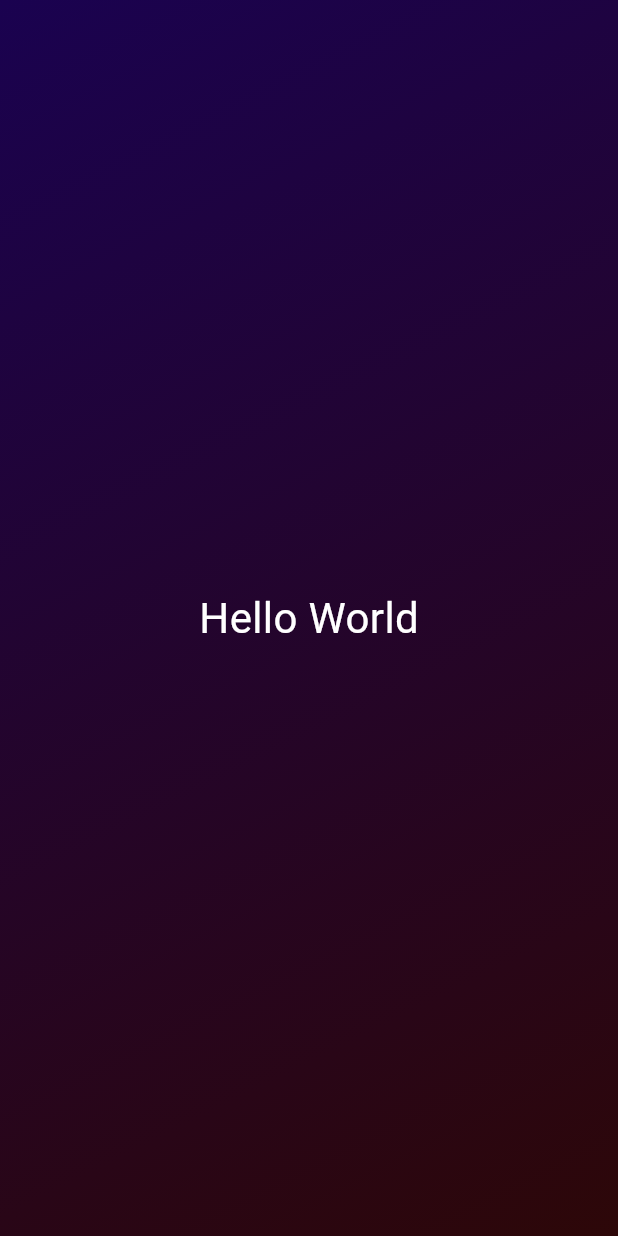
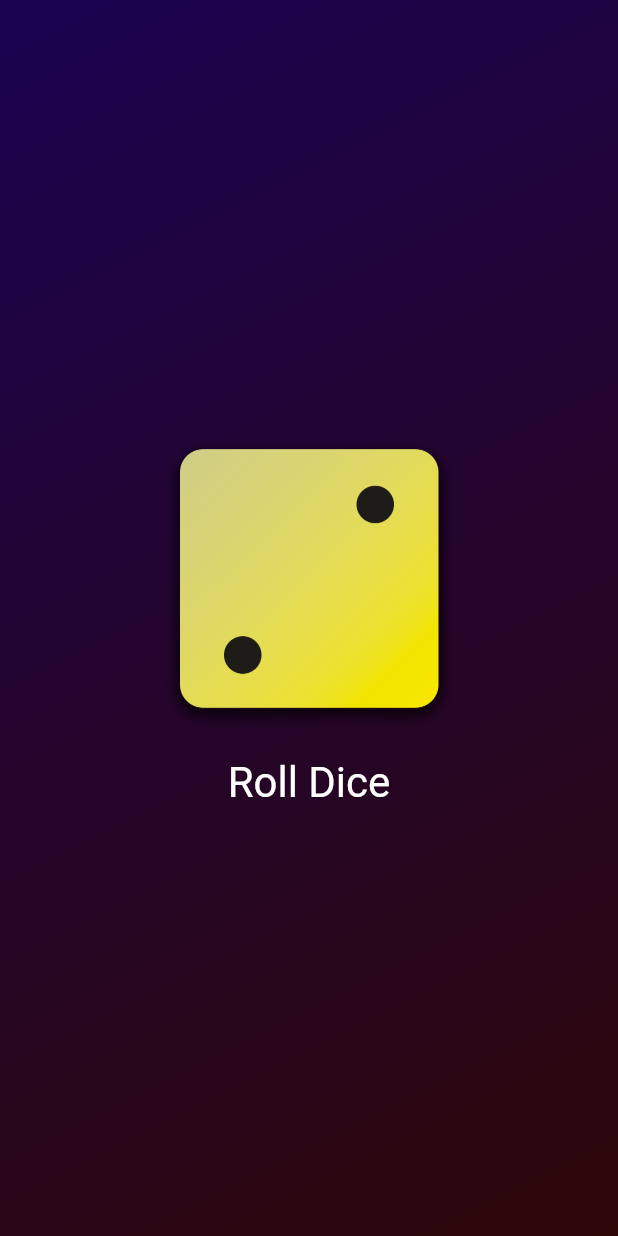
Before and after one commit to chvaldez10/flutter-sandbox, a Flutter app: the screen it shows after launch, on a phone screen of 412 x 824 dp. Run offline on Flutter 3.47's test engine with Material 3 defaults, Android fonts, the phone set to English and light mode, and no system bars.

Commit message:
added dice

```diff
--- a/first_app/lib/gradient_container.dart
+++ b/first_app/lib/gradient_container.dart
@@ -1,27 +1,43 @@
 import "package:flutter/material.dart";
-import "package:first_app/styled_text.dart";
 
 const startAlignment = Alignment.topLeft;
 const stopAlignment = Alignment.bottomRight;
 
 class GradientContainer extends StatelessWidget {
-  const GradientContainer({super.key});
+  const GradientContainer(this.colors, {super.key});
+  final List<Color> colors;
+
+  void rollDice() {}
 
   @override
   Widget build(context) {
     return Container(
-      decoration: const BoxDecoration(
+      decoration: BoxDecoration(
         gradient: LinearGradient(
-          colors: [
-            Color.fromARGB(255, 26, 2, 80),
-            Color.fromARGB(255, 45, 7, 8)
-          ],
+          colors: colors,
           begin: startAlignment,
           end: stopAlignment,
         ),
       ),
-      child: const Center(
-        child: StyledText(),
+      child: Center(
+        child: Column(
+          mainAxisSize: MainAxisSize.min,
+          children: [
+            Image.asset("assets/images/dice-2.png", width: 200),
+            TextButton(
+              onPressed: rollDice,
+              style: TextButton.styleFrom(
+                  padding: EdgeInsets.only(
+                    top: 20,
+                  ),
+                  foregroundColor: Colors.white,
+                  textStyle: const TextStyle(
+                    fontSize: 28,
+                  )),
+              child: const Text("Roll Dice"),
+            )
+          ],
+        ),
       ),
     );
   }
--- a/first_app/lib/main.dart
+++ b/first_app/lib/main.dart
@@ -3,10 +3,10 @@ import "package:first_app/gradient_container.dart";
 
 void main() {
   runApp(
-    MaterialApp(
+    const MaterialApp(
       home: Scaffold(
-        body: GradientContainer(),
-      ),
+          body: GradientContainer(
+              [Color.fromARGB(255, 26, 2, 80), Color.fromARGB(255, 45, 7, 8)])),
     ),
   );
 }
--- a/first_app/lib/styled_text.dart
+++ b/first_app/lib/styled_text.dart
@@ -1,7 +1,8 @@
 import "package:flutter/material.dart";
 
 class StyledText extends StatelessWidget {
-  const StyledText({super.key});
+  const StyledText(this.text, {super.key});
+  final String text;
 
   @override
   Widget build(context) {
```
Also changed, not shown: first_app/pubspec.yaml (+9 -8 lines), first_app/assets/images/dice-1.png (added), first_app/assets/images/dice-2.png (added), first_app/assets/images/dice-3.png (added), first_app/assets/images/dice-4.png (added), first_app/assets/images/dice-5.png (added), first_app/assets/images/dice-6.png (added).
